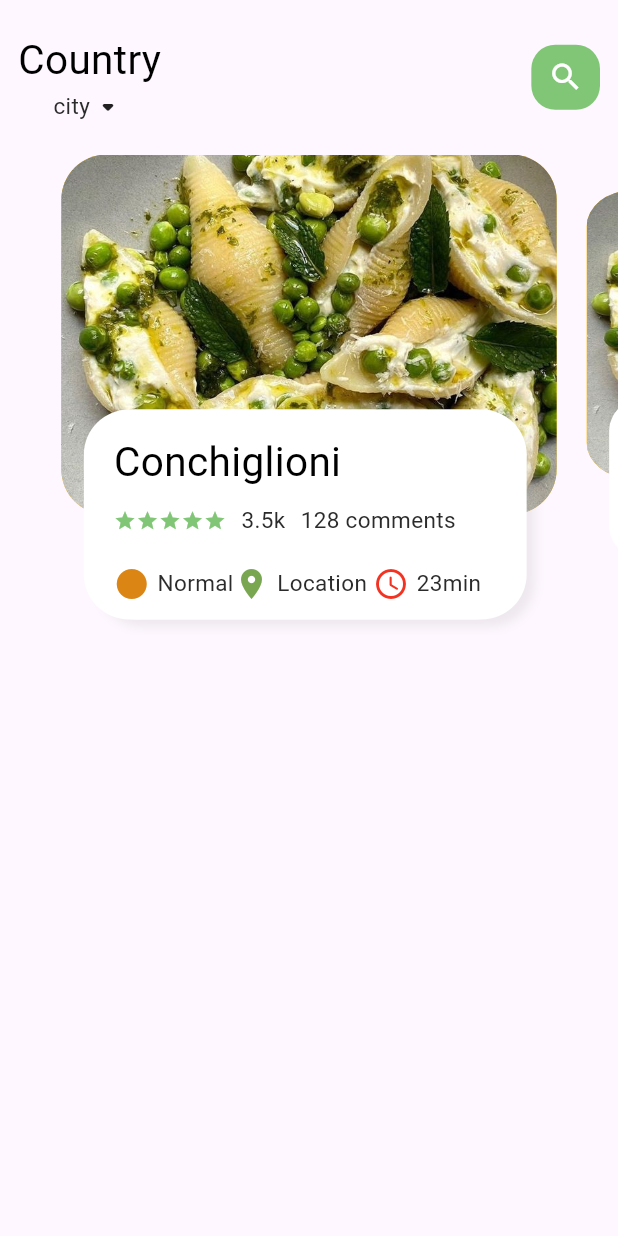
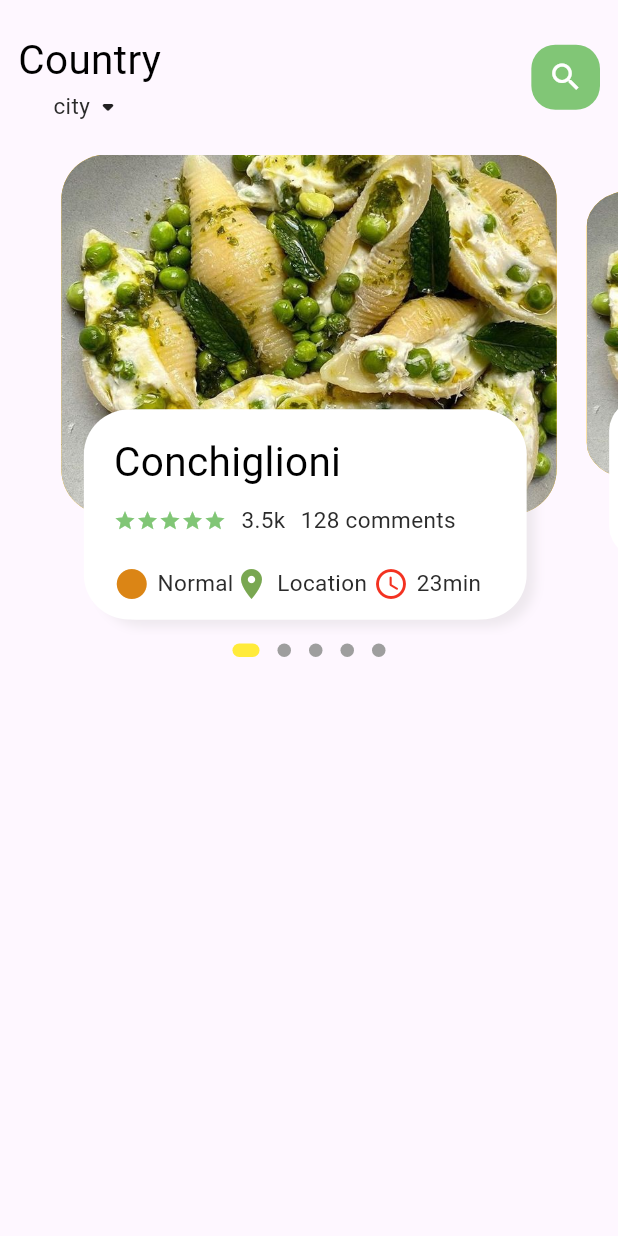
Before and after one commit to meriemDahil/Food_Delivery, a Flutter app: the screen it shows after launch, on a phone screen of 412 x 824 dp. Run offline on Flutter 3.47's test engine with Material 3 defaults, Android fonts, the phone set to English and light mode, and no system bars; drawn by our look-alikes of dots_indicator; our stand-ins replace bloc, connectivity_plus, flutter_bloc.

```diff
--- a/lib/presentation/screens/food_slider.dart
+++ b/lib/presentation/screens/food_slider.dart
@@ -1,4 +1,5 @@
 
+import 'package:dots_indicator/dots_indicator.dart';
 import 'package:flutter/material.dart';
 import 'package:food_delivery/utils/color.dart';
 import 'package:food_delivery/widget/reusable_icon_text_widget.dart';
@@ -40,7 +41,9 @@ class _FoodSliderState extends State<FoodSlider> {
   @override
 
   Widget build(BuildContext context) {
-    return  Container(
+    return  Column(
+      children: [
+        Container(
           height: 320,
           //its necessary to add the height
           //color: Colors.deepPurple,
@@ -52,6 +55,18 @@ class _FoodSliderState extends State<FoodSlider> {
               return _buildPage(index);
             },
           ),
+        ),
+        DotsIndicator(
+        dotsCount: 5,
+        position: _currentPageValue.toInt(),
+        decorator: DotsDecorator(
+          activeColor: Colors.yellow,
+          size: const Size.square(9.0),
+          activeSize: const Size(18.0, 9.0),
+          activeShape: RoundedRectangleBorder(borderRadius: BorderRadius.circular(5.0)),
+        ),
+),
+      ],
     );
   }
   Widget _buildPage(int index){
--- a/pubspec.yaml
+++ b/pubspec.yaml
@@ -38,6 +38,7 @@ dependencies:
   connectivity_plus: ^6.0.3
   flutter_bloc: ^8.1.5
   bloc: ^8.1.4
+  dots_indicator: ^3.0.0
 
 dev_dependencies:
   flutter_test:
```
Also changed, not shown: pubspec.lock. Lines whose indentation alone changed are shown as unchanged.
